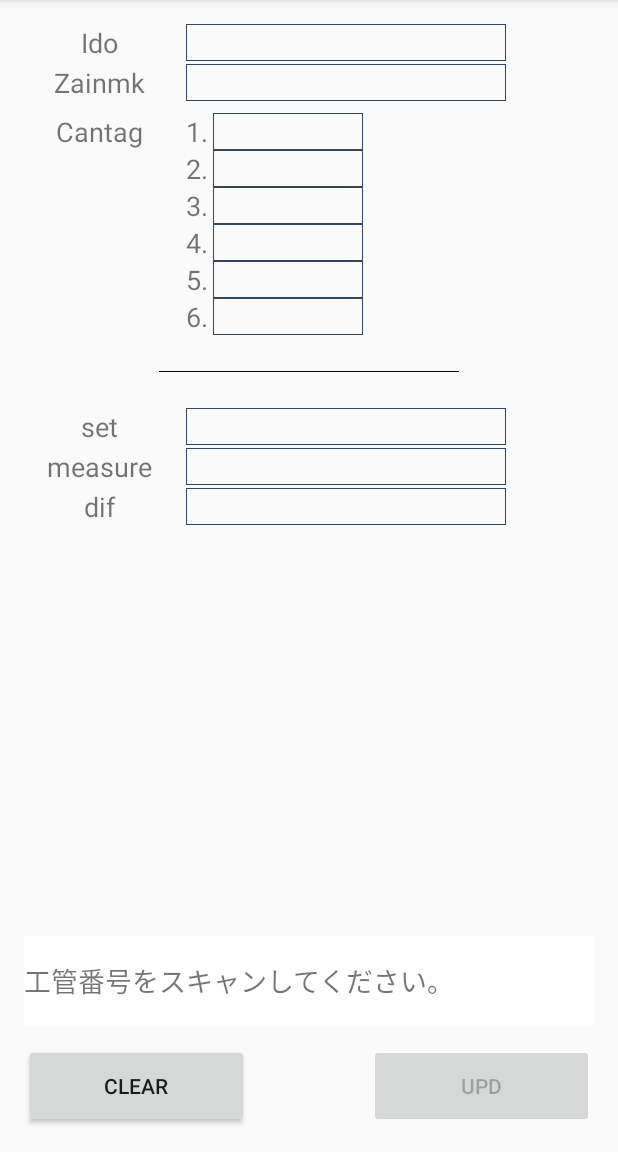
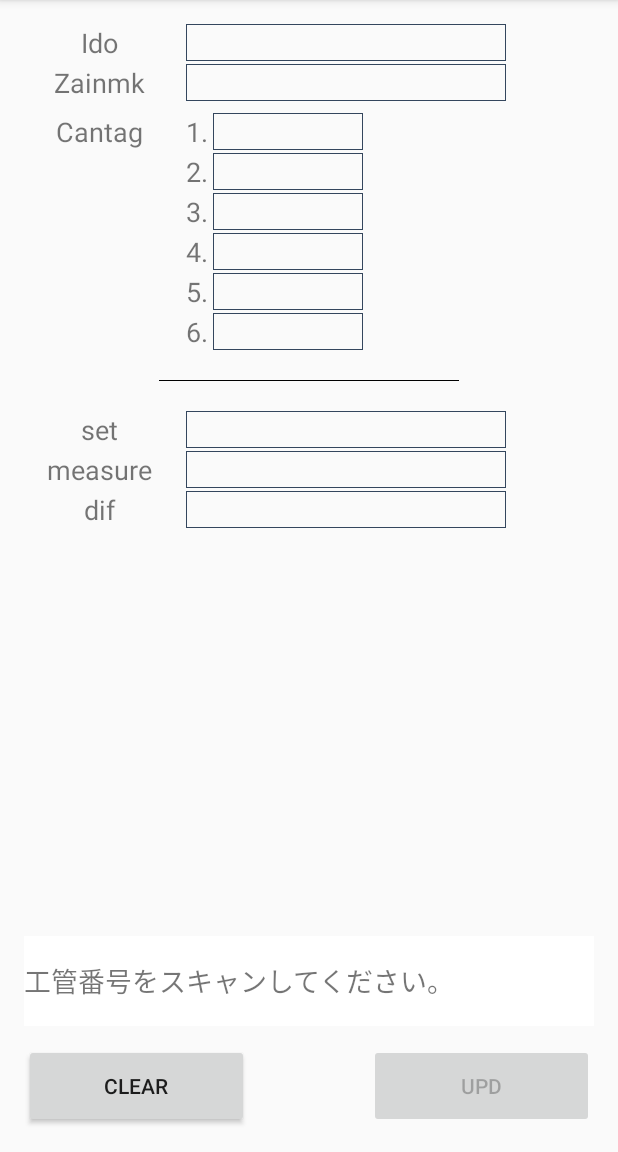
Before and after one commit to 024ppp/KenryoWeb, an Android app: the screen it shows after launch (MainActivity), on a phone screen of 412 x 824 dp, the part 84-1236 px from its top. Run offline under Robolectric (Android 15) with nearby library versions, the phone set to English and light mode, and no system bars; 1 statement that could not run was skipped.

Commit message:
20180328

```diff
--- a/app/src/main/res/layout/activity_main.xml
+++ b/app/src/main/res/layout/activity_main.xml
@@ -82,6 +82,7 @@
         android:layout_width="wrap_content"
         android:layout_height="wrap_content"
         android:layout_marginStart="8dp"
+        android:layout_marginTop="2dp"
         android:gravity="center_vertical|center"
         android:text="2."
         android:textSize="18sp"
@@ -93,6 +94,7 @@
         android:layout_width="wrap_content"
         android:layout_height="wrap_content"
         android:layout_marginStart="8dp"
+        android:layout_marginTop="2dp"
         android:gravity="center_vertical|center"
         android:text="3."
         android:textSize="18sp"
@@ -104,6 +106,7 @@
         android:layout_width="wrap_content"
         android:layout_height="wrap_content"
         android:layout_marginStart="8dp"
+        android:layout_marginTop="2dp"
         android:gravity="center_vertical|center"
         android:text="4."
         android:textSize="18sp"
@@ -115,6 +118,7 @@
         android:layout_width="wrap_content"
         android:layout_height="wrap_content"
         android:layout_marginStart="8dp"
+        android:layout_marginTop="2dp"
         android:gravity="center_vertical|center"
         android:text="5."
         android:textSize="18sp"
@@ -126,6 +130,7 @@
         android:layout_width="wrap_content"
         android:layout_height="wrap_content"
         android:layout_marginStart="8dp"
+        android:layout_marginTop="2dp"
         android:gravity="center_vertical|center"
         android:text="6."
         android:textSize="18sp"
@@ -222,7 +227,7 @@
         android:layout_height="1px"
         android:layout_marginEnd="2dp"
         android:layout_marginStart="2dp"
-        android:layout_marginTop="24dp"
+        android:layout_marginTop="20dp"
         android:background="@color/black"
         app:layout_constraintEnd_toEndOf="parent"
         app:layout_constraintStart_toStartOf="parent"
@@ -268,7 +273,7 @@
         android:layout_width="wrap_content"
         android:layout_height="wrap_content"
         android:layout_marginStart="8dp"
-        android:layout_marginTop="24dp"
+        android:layout_marginTop="20dp"
         android:background="@drawable/frame_style"
         android:ems="10"
         android:inputType="textPersonName"
```
Also changed, not shown: app/src/main/res/drawable/frame_style.xml (renamed from app/src/main/res/drawable-v24/frame_style.xml).
